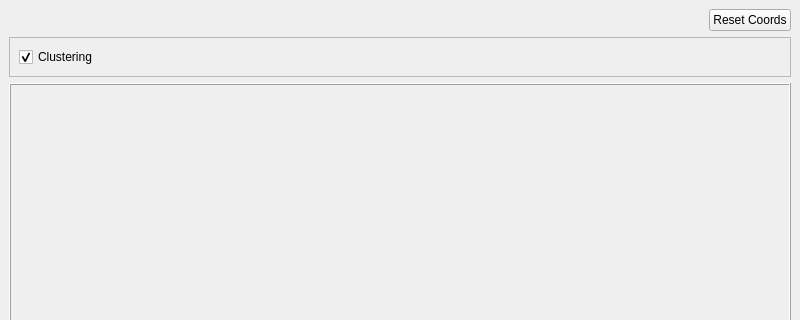
Old version of the form Qt/weatherstations/qtWeatherStations.ui in the repository OpenGeoscience/vtkMap; both pictures show x 0 to 800 and y 0 to 320 of the 800 by 800 pixel window.
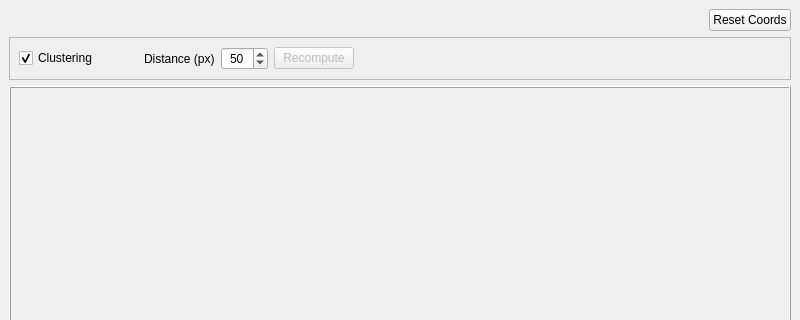
New version of the form. Custom widgets are drawn as their Qt base class.

Commit message:
Add code to rebuild cluster tree
To reflect changes to settings or removed points.
Includes some refactoring.
Demo'd in wsmap executable.

What changed in the file:
```diff
--- a/Qt/weatherstations/qtWeatherStations.ui
+++ b/Qt/weatherstations/qtWeatherStations.ui
@@ -89,6 +89,70 @@
          </property>
         </widget>
        </item>
+       <item>
+        <spacer name="horizontalSpacer_4">
+         <property name="orientation">
+          <enum>Qt::Horizontal</enum>
+         </property>
+         <property name="sizeType">
+          <enum>QSizePolicy::Fixed</enum>
+         </property>
+         <property name="sizeHint" stdset="0">
+          <size>
+           <width>40</width>
+           <height>20</height>
+          </size>
+         </property>
+        </spacer>
+       </item>
+       <item>
+        <widget class="QLabel" name="label_2">
+         <property name="text">
+          <string>Distance (px)</string>
+         </property>
+        </widget>
+       </item>
+       <item>
+        <widget class="QSpinBox" name="ClusterDistanceSpinBox">
+         <property name="minimumSize">
+          <size>
+           <width>0</width>
+           <height>0</height>
+          </size>
+         </property>
+         <property name="alignment">
+          <set>Qt::AlignCenter</set>
+         </property>
+         <property name="buttonSymbols">
+          <enum>QAbstractSpinBox::UpDownArrows</enum>
+         </property>
+         <property name="suffix">
+          <string/>
+         </property>
+         <property name="minimum">
+          <number>10</number>
+         </property>
+         <property name="maximum">
+          <number>990</number>
+         </property>
+         <property name="singleStep">
+          <number>10</number>
+         </property>
+         <property name="value">
+          <number>50</number>
+         </property>
+        </widget>
+       </item>
+       <item>
+        <widget class="QPushButton" name="ClusterRecomputeButton">
+         <property name="enabled">
+          <bool>false</bool>
+         </property>
+         <property name="text">
+          <string>Recompute</string>
+         </property>
+        </widget>
+       </item>
        <item>
         <spacer name="horizontalSpacer_2">
          <property name="orientation">
```
The commit also changes 4 other files.
